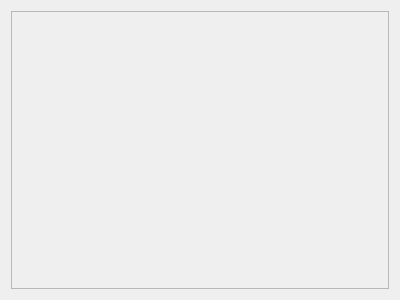
Above: editor/sectionsform.ui from TheMrButcher/offline-mentor before the change. Below: the same form after it.
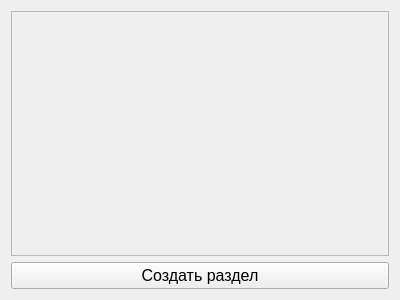
That is the form after the change.

The edit to the form file:
```diff
--- a/editor/sectionsform.ui
+++ b/editor/sectionsform.ui
@@ -39,6 +39,18 @@
      </widget>
     </widget>
    </item>
+   <item>
+    <widget class="QPushButton" name="createSectionButton">
+     <property name="font">
+      <font>
+       <pointsize>12</pointsize>
+      </font>
+     </property>
+     <property name="text">
+      <string>Создать раздел</string>
+     </property>
+    </widget>
+   </item>
   </layout>
  </widget>
  <resources/>
```
Left out of the diff: 2 changed lines with no effect on the pictures.
